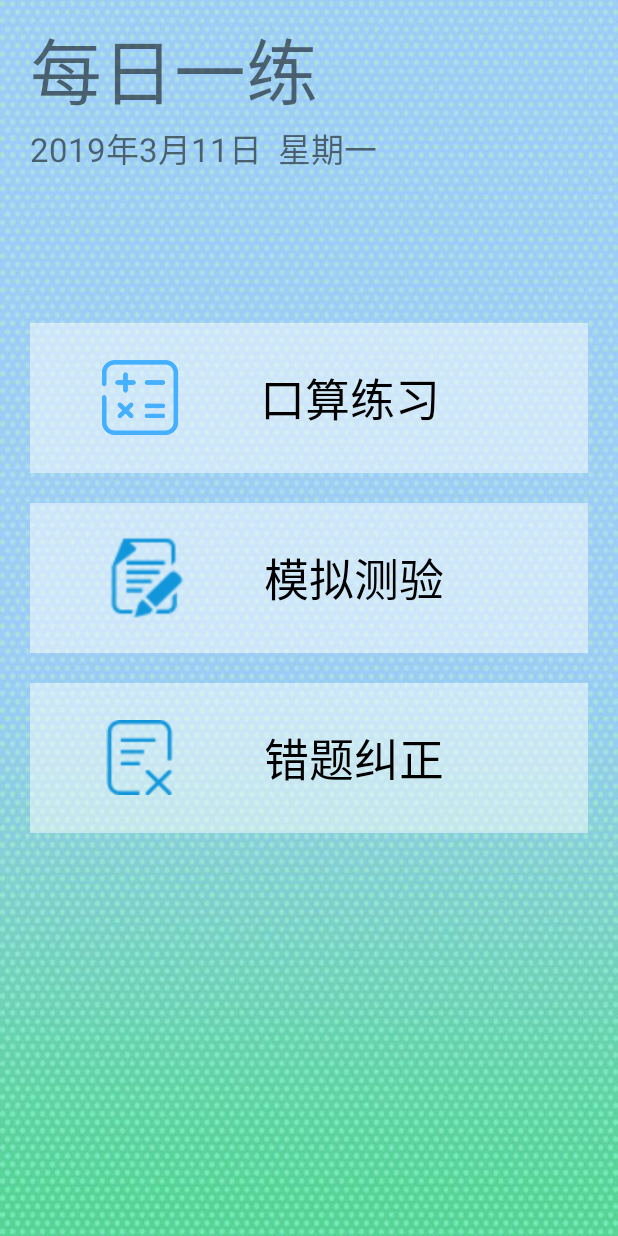
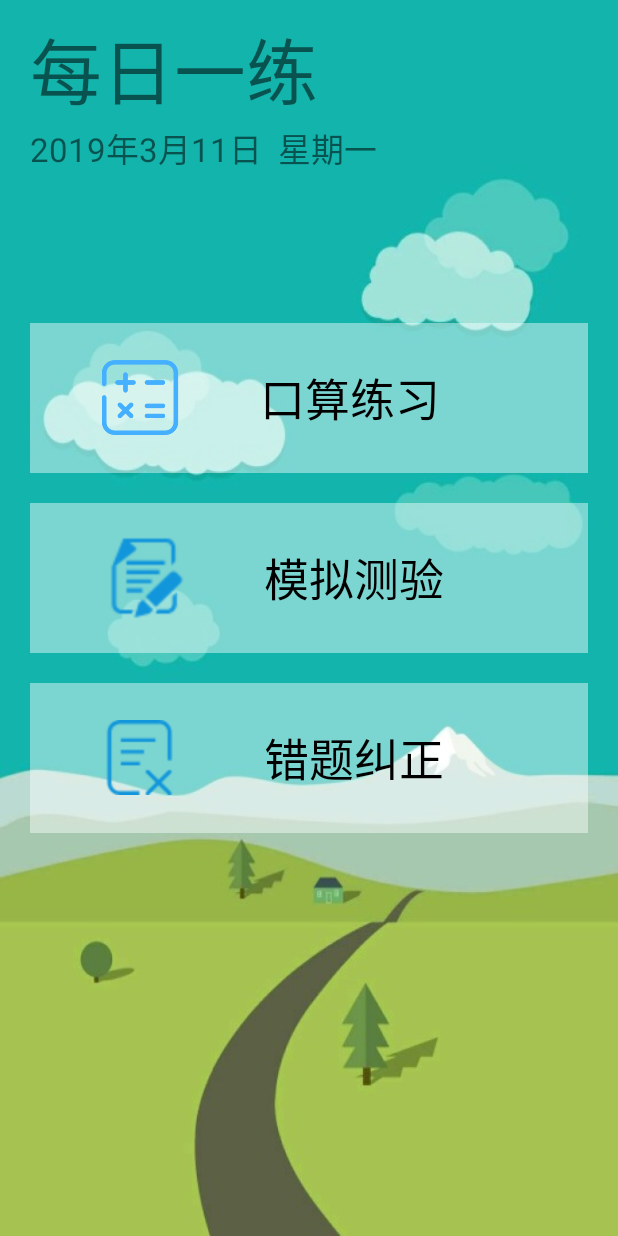
Before and after one commit to Ganjinxiong/715App, an Android app: the screen it shows after launch (MainActivity), on a phone screen of 412 x 824 dp. Run offline under Robolectric (Android 15) with nearby library versions, the phone set to English and light mode, and no system bars.

Commit message:
加了背景2

```diff
--- a/app/src/main/res/layout/activity_main.xml
+++ b/app/src/main/res/layout/activity_main.xml
@@ -4,7 +4,7 @@
     xmlns:tools="http://schemas.android.com/tools"
     android:layout_width="match_parent"
     android:layout_height="match_parent"
-    android:background="@drawable/beijing1"
+    android:background="@drawable/beijing5"
     tools:context="com.example.mrgan.design.MainActivity">
 
 
@@ -38,7 +38,7 @@
             android:layout_marginTop="100dp"
             android:layout_marginRight="20dp"
             android:layout_marginBottom="20dp"
-            android:background="#80FFFFFF"
+            android:background="#70FFFFFF"
             android:orientation="vertical">
 
             <LinearLayout
@@ -127,17 +127,16 @@
                 android:id="@+id/item1_3"
                 android:layout_width="match_parent"
                 android:layout_height="60dp"
+                android:gravity="right"
                 android:layout_marginTop="10dp"
                 android:orientation="horizontal">
 
                 <Button
                     android:id="@+id/button1"
-                    android:layout_width="0dp"
+                    android:layout_width="wrap_content"
                     android:layout_height="50dp"
-                    android:layout_gravity="right"
-                    android:layout_marginLeft="200dp"
-                    android:layout_marginRight="10dp"
-                    android:layout_weight="1"
+                    android:layout_marginRight="20dp"
+                    android:gravity="center"
                     android:background="@drawable/button2"
                     android:text="开始练习"
                     android:textSize="18dp" />
@@ -151,7 +150,7 @@
             android:layout_marginLeft="20dp"
             android:layout_marginRight="20dp"
             android:layout_marginBottom="20dp"
-            android:background="#80FFFFFF"
+            android:background="#70FFFFFF"
             android:orientation="vertical">
 
             <LinearLayout
@@ -185,7 +184,7 @@
             android:layout_height="wrap_content"
             android:layout_marginLeft="20dp"
             android:layout_marginRight="20dp"
-            android:background="#80FFFFFF"
+            android:background="#70FFFFFF"
             android:orientation="vertical">
 
             <LinearLayout
```
Also changed, not shown: app/src/main/res/drawable/beijing5.jpeg (added).
